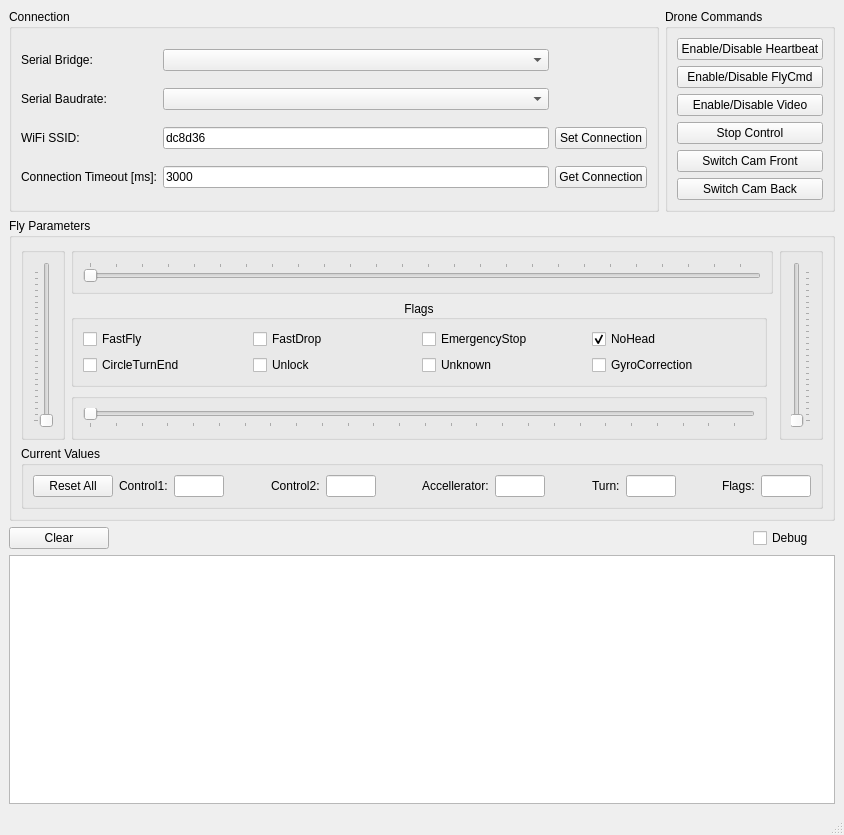
Above: controller/mainwindow.ui from Zorne7/NovaCamDrone before the change. Below: the same form after it.
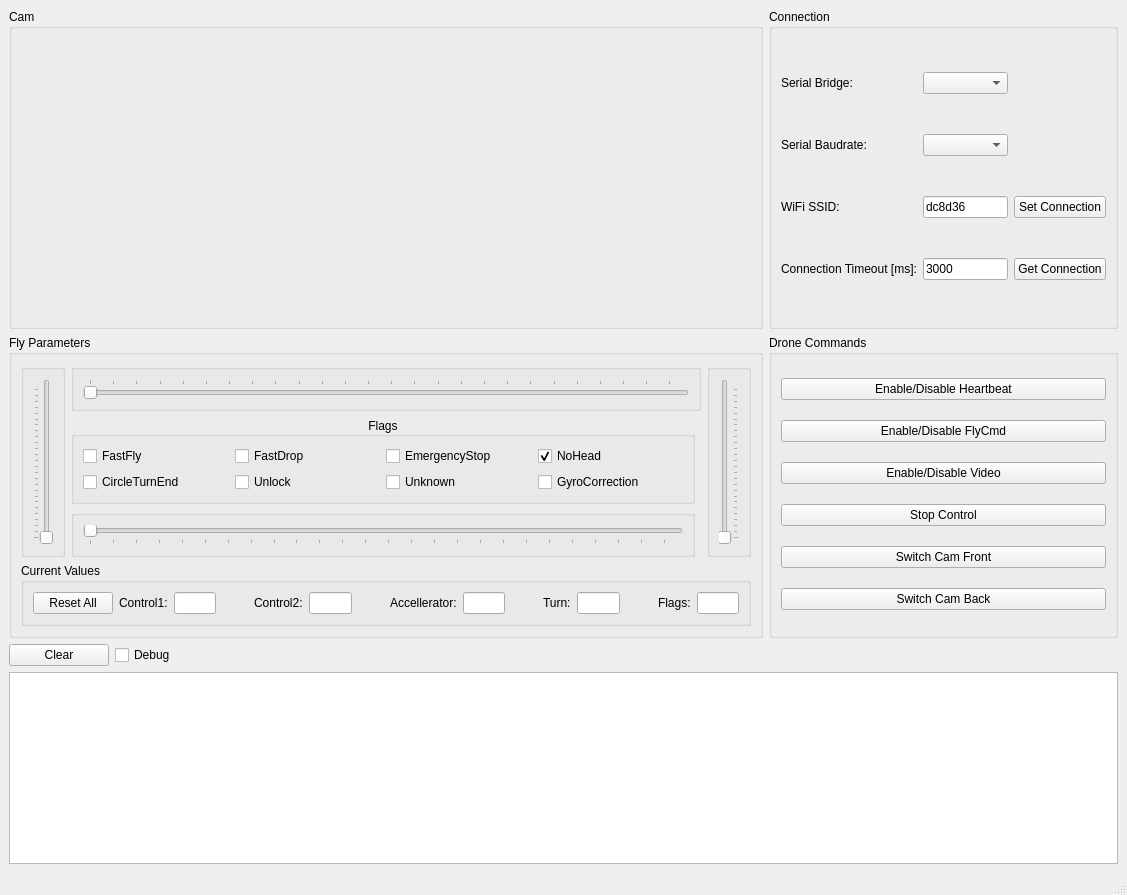
That is the form after the change.

Commit message: added cam section

```diff
--- a/controller/mainwindow.ui
+++ b/controller/mainwindow.ui
@@ -6,8 +6,8 @@
    <rect>
     <x>0</x>
     <y>0</y>
-    <width>844</width>
-    <height>835</height>
+    <width>1127</width>
+    <height>895</height>
    </rect>
   </property>
   <property name="windowTitle">
@@ -15,8 +15,14 @@
   </property>
   <widget class="QWidget" name="centralwidget">
    <layout class="QGridLayout" name="gridLayout">
-    <item row="0" column="0">
+    <item row="0" column="4">
      <widget class="QGroupBox" name="connBox">
+      <property name="sizePolicy">
+       <sizepolicy hsizetype="Preferred" vsizetype="Preferred">
+        <horstretch>0</horstretch>
+        <verstretch>0</verstretch>
+       </sizepolicy>
+      </property>
       <property name="title">
        <string>Connection</string>
       </property>
@@ -86,14 +92,100 @@
       </layout>
      </widget>
     </item>
-    <item row="3" column="0" colspan="3">
+    <item row="2" column="0">
+     <widget class="QPushButton" name="btnClear">
+      <property name="maximumSize">
+       <size>
+        <width>100</width>
+        <height>16777215</height>
+       </size>
+      </property>
+      <property name="text">
+       <string>Clear</string>
+      </property>
+     </widget>
+    </item>
+    <item row="1" column="4">
+     <widget class="QGroupBox" name="droneCmdBox">
+      <property name="sizePolicy">
+       <sizepolicy hsizetype="Preferred" vsizetype="Preferred">
+        <horstretch>0</horstretch>
+        <verstretch>0</verstretch>
+       </sizepolicy>
+      </property>
+      <property name="title">
+       <string>Drone Commands</string>
+      </property>
+      <layout class="QVBoxLayout" name="droneLayout">
+       <item>
+        <widget class="QPushButton" name="btnHeartbeat">
+         <property name="text">
+          <string>Enable/Disable Heartbeat</string>
+         </property>
+         <property name="checkable">
+          <bool>true</bool>
+         </property>
+        </widget>
+       </item>
+       <item>
+        <widget class="QPushButton" name="btnFly">
+         <property name="text">
+          <string>Enable/Disable FlyCmd</string>
+         </property>
+         <property name="checkable">
+          <bool>true</bool>
+         </property>
+        </widget>
+       </item>
+       <item>
+        <widget class="QPushButton" name="btnVideo">
+         <property name="text">
+          <string>Enable/Disable Video</string>
+         </property>
+         <property name="checkable">
+          <bool>true</bool>
+         </property>
+        </widget>
+       </item>
+       <item>
+        <widget class="QPushButton" name="btnStop">
+         <property name="text">
+          <string>Stop Control</string>
+         </property>
+        </widget>
+       </item>
+       <item>
+        <widget class="QPushButton" name="btnCamFront">
+         <property name="text">
+          <string>Switch Cam Front</string>
+         </property>
+        </widget>
+       </item>
+       <item>
+        <widget class="QPushButton" name="btnCamBack">
+         <property name="text">
+          <string>Switch Cam Back</string>
+         </property>
+        </widget>
+       </item>
+      </layout>
+     </widget>
+    </item>
+    <item row="5" column="0" colspan="5">
      <widget class="QTextEdit" name="log">
       <property name="readOnly">
        <bool>true</bool>
       </property>
      </widget>
     </item>
-    <item row="1" column="0" colspan="3">
+    <item row="2" column="1">
+     <widget class="QCheckBox" name="debugCheck">
+      <property name="text">
+       <string>Debug</string>
+      </property>
+     </widget>
+    </item>
+    <item row="1" column="0" colspan="4">
      <widget class="QGroupBox" name="flyParamBox">
       <property name="title">
        <string>Fly Parameters</string>
@@ -453,86 +545,28 @@
       </layout>
      </widget>
     </item>
-    <item row="2" column="0">
-     <widget class="QPushButton" name="btnClear">
-      <property name="maximumSize">
+    <item row="0" column="0" colspan="4">
+     <widget class="QGroupBox" name="groupBox">
+      <property name="minimumSize">
        <size>
-        <width>100</width>
-        <height>16777215</height>
+        <width>640</width>
+        <height>320</height>
        </size>
       </property>
-      <property name="text">
-       <string>Clear</string>
-      </property>
-     </widget>
-    </item>
-    <item row="0" column="1" colspan="2">
-     <widget class="QGroupBox" name="droneCmdBox">
       <property name="title">
-       <string>Drone Commands</string>
+       <string>Cam</string>
       </property>
-      <layout class="QVBoxLayout" name="droneLayout">
-       <item>
-        <widget class="QPushButton" name="btnHeartbeat">
+      <layout class="QGridLayout" name="gridLayout_10">
+       <item row="0" column="0">
+        <widget class="QLabel" name="frame">
          <property name="text">
-          <string>Enable/Disable Heartbeat</string>
-         </property>
-         <property name="checkable">
-          <bool>true</bool>
-         </property>
-        </widget>
-       </item>
-       <item>
-        <widget class="QPushButton" name="btnFly">
-         <property name="text">
-          <string>Enable/Disable FlyCmd</string>
-         </property>
-         <property name="checkable">
-          <bool>true</bool>
-         </property>
-        </widget>
-       </item>
-       <item>
-        <widget class="QPushButton" name="btnVideo">
-         <property name="text">
-          <string>Enable/Disable Video</string>
-         </property>
-         <property name="checkable">
-          <bool>true</bool>
-         </property>
-        </widget>
-       </item>
-       <item>
-        <widget class="QPushButton" name="btnStop">
-         <property name="text">
-          <string>Stop Control</string>
-         </property>
-        </widget>
-       </item>
-       <item>
-        <widget class="QPushButton" name="btnCamFront">
-         <property name="text">
-          <string>Switch Cam Front</string>
-         </property>
-        </widget>
-       </item>
-       <item>
-        <widget class="QPushButton" name="btnCamBack">
-         <property name="text">
-          <string>Switch Cam Back</string>
+          <string/>
          </property>
         </widget>
        </item>
       </layout>
      </widget>
     </item>
-    <item row="2" column="2">
-     <widget class="QCheckBox" name="debugCheck">
-      <property name="text">
-       <string>Debug</string>
-      </property>
-     </widget>
-    </item>
    </layout>
   </widget>
   <widget class="QMenuBar" name="menubar">
```
Left out of the diff: 312 changed lines with no effect on the pictures. The commit also changes 2 other files.
